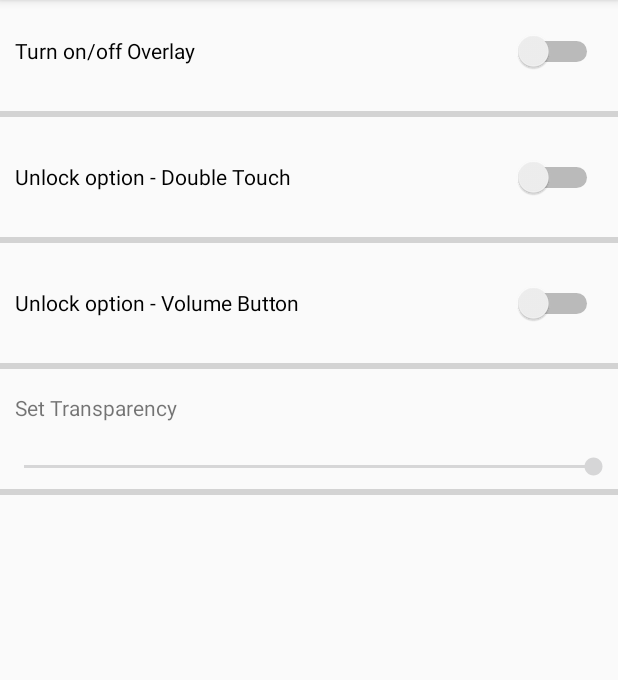
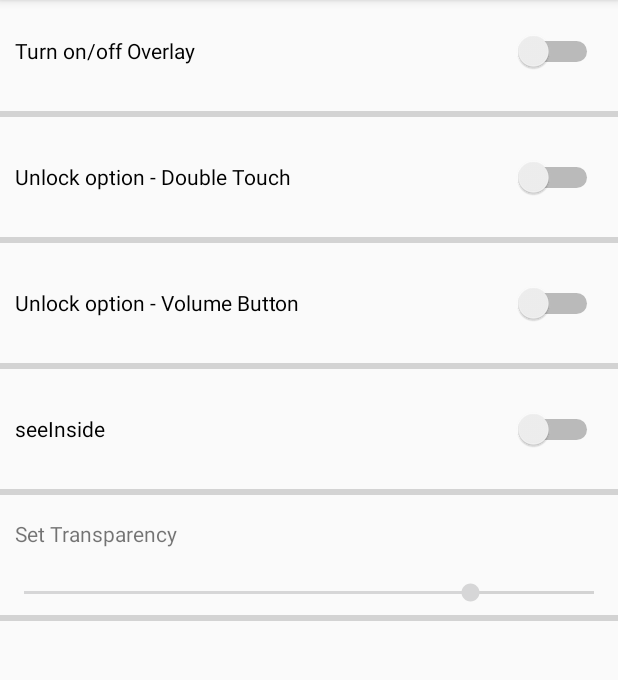
Before and after one commit to ieesejin/mobileTermproject, an Android app: the MainActivity screen opened directly, with no data from a screen before it, on a phone screen of 412 x 824 dp, the part 84-764 px from its top. Run offline under Robolectric (Android 15) with nearby library versions, the phone set to English and light mode, and no system bars.

Commit message:
update MainActivity.java
onclick -> onchange

```diff
--- a/app/src/main/java/com/example/mobiletermproject/MainActivity.java
+++ b/app/src/main/java/com/example/mobiletermproject/MainActivity.java
@@ -12,6 +12,7 @@ import android.support.v7.app.AppCompatActivity;
 import android.os.Bundle;
 import android.util.Log;
 import android.view.View;
+import android.widget.CompoundButton;
 import android.widget.SeekBar;
 import android.widget.Switch;
 
@@ -23,15 +24,10 @@ public class MainActivity extends AppCompatActivity {
     private Switch tapSwitch;
     private Switch volumeSwitch;
     private SeekBar seekTrans;
-    private SharedPreferences transparency;
-    private SharedPreferences.Editor editTrans;
-    private SharedPreferences tapPref;
-    private SharedPreferences.Editor editTap;
-    private SharedPreferences volumePref;
-    private SharedPreferences.Editor editVolume;
     private SharedPreferences option;
     private SharedPreferences.Editor editOption;
-    private int tapStatus;
+    private Boolean onOffStatus;
+    private Boolean tapStatus;
     private int transStatus;
 
 
@@ -41,49 +37,36 @@ public class MainActivity extends AppCompatActivity {
         setContentView(R.layout.activity_main);
         option = getSharedPreferences("option", Context.MODE_PRIVATE);
         editOption = option.edit();
-        transStatus = option.getInt("transparency", 255);
-        tapStatus = option.getInt("tap", 1);
+        onOffStatus = option.getBoolean("onOff", false);
+        transStatus = option.getInt("transparency", 200);
+        tapStatus = option.getBoolean("tap", false);
 
         overlaySwitch = findViewById(R.id.switch1);
-        overlaySwitch.setOnClickListener(new View.OnClickListener() {
+        overlaySwitch.setChecked(onOffStatus);
+        overlaySwitch.setOnCheckedChangeListener(new CompoundButton.OnCheckedChangeListener() {
             @Override
-            public void onClick(View v) {
-
-                if(overlaySwitch.isChecked()){
-                    intent = new Intent(MainActivity.this, MyService.class);
+            public void onCheckedChanged(CompoundButton buttonView, boolean isChecked) {
+                intent = new Intent(MainActivity.this, MyService.class);
+                if(isChecked){
                     checkPermission();
                 } else {
                     stopService(intent);
                 }
+                editOption.putBoolean("onOff", isChecked);
+                editOption.apply();
             }
         });
 
         tapSwitch = findViewById(R.id.switch2);
-        if(tapStatus == 0){
-            tapSwitch.setChecked(true);
-        } else{
-            tapSwitch.setChecked(false);
-        }
-        tapPref = getSharedPreferences("tapSwitch", Context.MODE_PRIVATE);
-        editTap = tapPref.edit();
-        tapSwitch.setOnClickListener(new View.OnClickListener() {
+        tapSwitch.setChecked(tapStatus);
+        tapSwitch.setOnCheckedChangeListener(new CompoundButton.OnCheckedChangeListener() {
             @Override
-            public void onClick(View v) {
-                if(v.getId() == R.id.switch2){
-                    if(tapSwitch.isChecked()){
-                        editOption.putInt("tap", 0);
-                        editOption.apply();
-                        editTap.putInt("tapSwitch", 0);
-                        editTap.apply();
-                    } else{
-                        editOption.putInt("tap", 1);
-                        editOption.apply();
-                        editTap.putInt("tapSwitch", 1);
-                        editTap.apply();
-                    }
-                }
+            public void onCheckedChanged(CompoundButton buttonView, boolean isChecked) {
+                editOption.putBoolean("tap", isChecked);
+                editOption.apply();
             }
         });
+
 //
 //        volumeSwitch = findViewById(R.id.switch3);
 //        volumePref = getSharedPreferences("volumeSwitch", Context.MODE_PRIVATE);
@@ -108,12 +91,7 @@ public class MainActivity extends AppCompatActivity {
         seekTrans.setOnSeekBarChangeListener(new SeekBar.OnSeekBarChangeListener() {
             @Override
             public void onProgressChanged(SeekBar seekBar, int progress, boolean fromUser) {
-                transparency = getSharedPreferences("transparency", Context.MODE_PRIVATE);
-                editTrans = transparency.edit();
-                editOption.putInt("transparency", progress);
-                editOption.apply();
-                editTrans.putInt("transparency", progress);
-                editTrans.apply();
+
             }
 
             @Override
@@ -123,7 +101,8 @@ public class MainActivity extends AppCompatActivity {
 
             @Override
             public void onStopTrackingTouch(SeekBar seekBar) {
-
+                editOption.putInt("transparency", seekBar.getProgress());
+                editOption.apply();
             }
         });
     }
@@ -147,7 +126,6 @@ public class MainActivity extends AppCompatActivity {
         super.onActivityResult(requestCode, resultCode, data);
         if(requestCode == ACTION_MANAGE_OVERLAY_PERMISSION_REQUEST_CODE){
             if (Settings.canDrawOverlays(this)) {              // 체크
-                Log.d("check permission", "permission");
                 intent = new Intent(MainActivity.this, MyService.class);
                 startService(intent);
             } else{
--- a/app/src/main/res/layout/activity_main.xml
+++ b/app/src/main/res/layout/activity_main.xml
@@ -37,6 +37,17 @@
         android:layout_width="match_parent"
         android:layout_height="wrap_content"
         style="@style/Widget.AppCompat.ProgressBar.Horizontal"/>
+    <Switch
+        android:id="@+id/switch4"
+        android:layout_width="match_parent"
+        android:layout_height="48dp"
+        android:switchMinWidth="60dp"
+        android:layout_margin="10dp"
+        android:text="@string/seeinside" />
+    <ProgressBar
+        android:layout_width="match_parent"
+        android:layout_height="wrap_content"
+        style="@style/Widget.AppCompat.ProgressBar.Horizontal"/>
     <TextView
         android:layout_width="match_parent"
         android:layout_height="30dp"
@@ -47,7 +58,7 @@
         android:id="@+id/seekTrans"
         android:layout_width="match_parent"
         android:layout_height="wrap_content"
-        android:progress="255"
+        android:progress="200"
         android:max="255"/>
     <ProgressBar
         android:layout_width="match_parent"
--- a/app/src/main/res/values/strings.xml
+++ b/app/src/main/res/values/strings.xml
@@ -4,5 +4,6 @@
     <string name="double_touch">Unlock option - Double Touch</string>
     <string name="transparency">Set Transparency</string>
     <string name="volume_button">Unlock option - Volume Button</string>
+    <string name="seeinside">seeInside</string>
 
 </resources>
```
Also changed, not shown: app/src/main/java/com/example/mobiletermproject/BlackService.java (+8 -10 lines).
